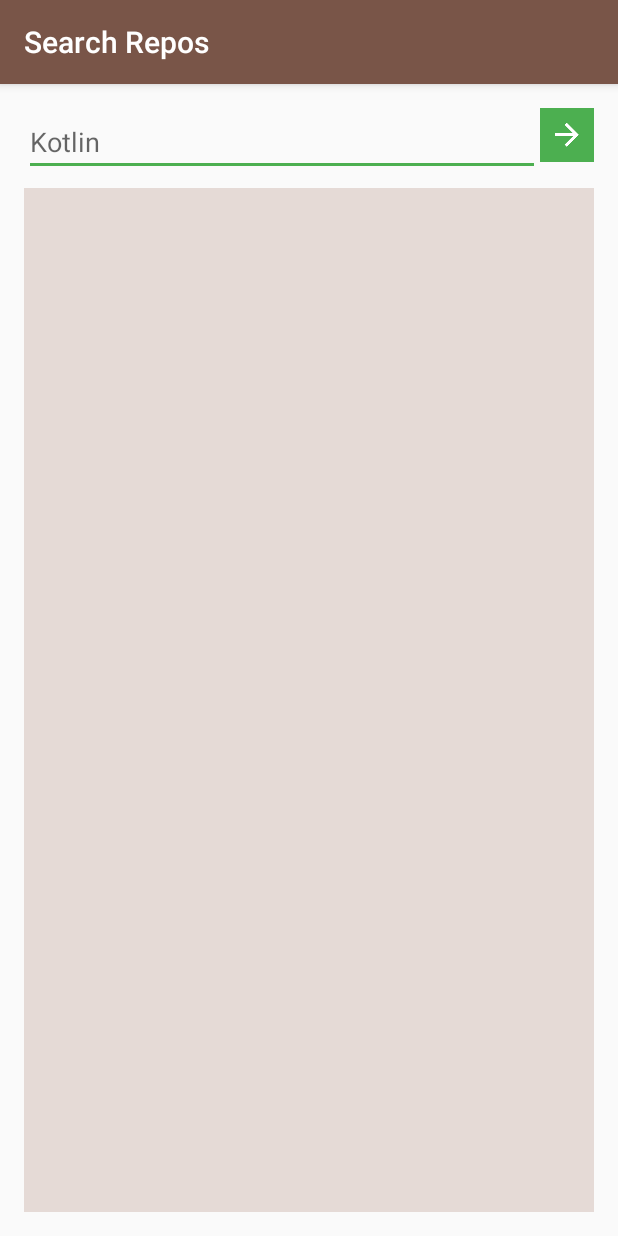
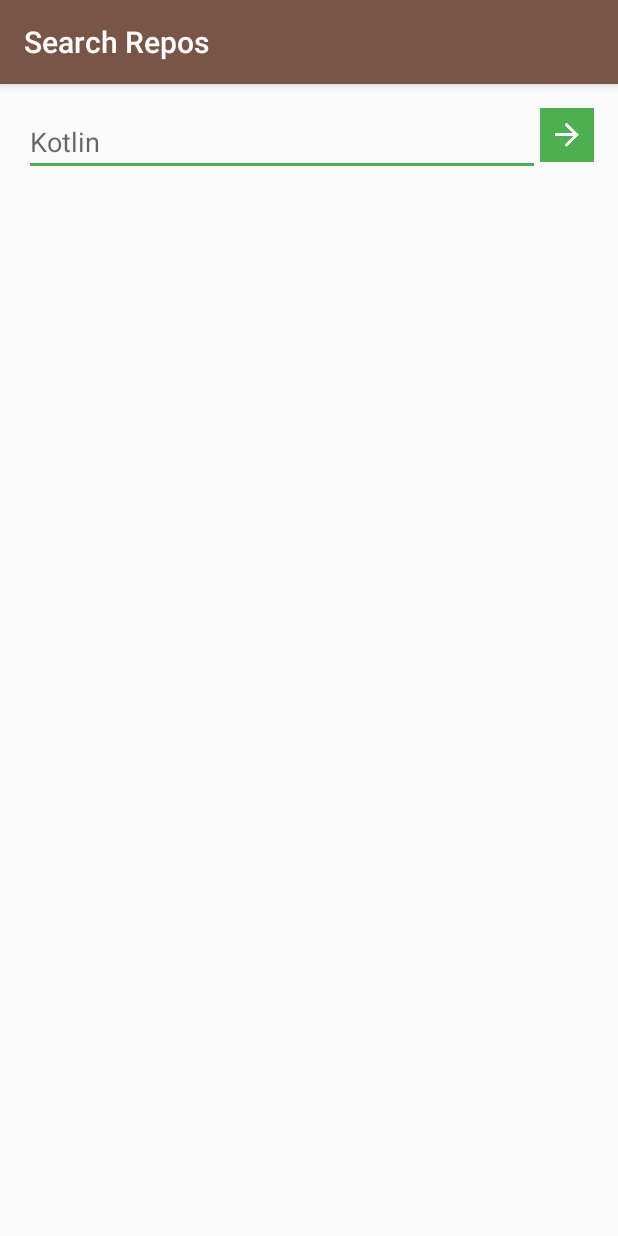
Before and after one commit to gshockv/kt-search-repos, an Android app: the screen it shows after launch (MainActivity), on a phone screen of 412 x 824 dp. Run offline under Robolectric (Android 15) with nearby library versions, the phone set to English and light mode, and no system bars; libraries missing offline, so code that uses them is left out: retrofit.client; 3 statements that could not run were skipped.

Commit message:
recyclerview, cardview and adapter skeleton

```diff
--- a/app/build.gradle
+++ b/app/build.gradle
@@ -29,7 +29,8 @@ dependencies {
     compile fileTree(dir: 'libs', include: ['*.jar'])
     compile "org.jetbrains.kotlin:kotlin-stdlib:$kotlin_version"
     compile 'com.squareup.retrofit:retrofit:1.9.0'
-    compile 'com.android.support:recyclerview-v7:21.0.0'
+    compile 'com.android.support:recyclerview-v7:21.0.3'
+    compile 'com.android.support:cardview-v7:21.0.3'
 }
 
 buildscript {
--- a/app/src/main/kotlin/com/gshockv/ktsrepos/MainActivity.kt
+++ b/app/src/main/kotlin/com/gshockv/ktsrepos/MainActivity.kt
@@ -18,11 +18,18 @@ import android.view.inputmethod.EditorInfo
 import android.os.IBinder
 import android.content.Context
 import android.view.inputmethod.InputMethodManager
+import com.gshockv.ktsrepos.model.Repo
+import android.view.View
+import android.view.ViewGroup
+import android.support.v7.widget.RecyclerView
 
 public class MainActivity : Activity() {
+    var editText: EditText by Delegates.notNull()
+    var recyclerRepos: RecyclerView by Delegates.notNull()
 
-    var textLog: TextView by Delegates.notNull()
-    var editText: EditText by Delegates.notNull()
+    var repositories: List<Repo> by Delegates.observable(arrayListOf<Repo>(), {meta, oldItems, newItems ->
+        // TODO: adapter.notifyDataSetChanged()
+    })
 
     override fun onCreate(savedInstanceState: Bundle?) {
         super<Activity>.onCreate(savedInstanceState)
@@ -31,7 +38,6 @@ public class MainActivity : Activity() {
     }
 
     private fun initUi() {
-        textLog = findViewById(R.id.txt_log) as TextView
         editText = findViewById(R.id.edit_repo) as EditText
         editText.setOnEditorActionListener { (textView, actionId, keyEvent) ->
             when (actionId) {
@@ -47,6 +53,9 @@ public class MainActivity : Activity() {
         btnSearch?.setOnClickListener {
             searchRepos()
         }
+
+        recyclerRepos = findViewById(R.id.rv_repos) as RecyclerView
+
     }
 
     private fun searchRepos() {
@@ -56,10 +65,7 @@ public class MainActivity : Activity() {
         val callback = object : Callback<ResponseEnvelope> {
             override fun success(t: ResponseEnvelope?, response: Response?) {
                 if (t == null) return
-                writeLogMessage("Found: ${t?.items?.size()} repositories\n")
-                for ((name) in t.items) {
-                    writeLogMessage("$name")
-                }
+
             }
 
             override fun failure(error: RetrofitError?) {
@@ -68,8 +74,26 @@ public class MainActivity : Activity() {
         GithubApiService.searchRepos(query, callback)
     }
 
-    private fun writeLogMessage(msg: String) {
-        textLog.setText(textLog.value() + "\n" + msg)
+    /**
+     * repositories list adapter
+     */
+    inner class ReposAdapter: RecyclerView.Adapter<ReposAdapter.RepoViewHolder>() {
+        override fun onCreateViewHolder(p0: ViewGroup?, p1: Int): RepoViewHolder? {
+            throw UnsupportedOperationException()
+        }
+
+        override fun onBindViewHolder(p0: RepoViewHolder?, p1: Int) {
+            throw UnsupportedOperationException()
+        }
+
+        override fun getItemCount() = repositories.size()
+
+        /**
+         * repo viewholder
+         */
+        inner class RepoViewHolder(itemView: View): RecyclerView.ViewHolder(itemView) {
+
+        }
     }
 }
 
--- a/app/src/main/res/layout/activity_main.xml
+++ b/app/src/main/res/layout/activity_main.xml
@@ -2,10 +2,6 @@
     xmlns:tools="http://schemas.android.com/tools"
     android:layout_width="match_parent"
     android:layout_height="match_parent"
-    android:paddingBottom="@dimen/activity_vertical_margin"
-    android:paddingLeft="@dimen/activity_horizontal_margin"
-    android:paddingRight="@dimen/activity_horizontal_margin"
-    android:paddingTop="@dimen/activity_vertical_margin"
     android:orientation="vertical"
     tools:context=".MainActivity">
 
@@ -13,7 +9,11 @@
         android:layout_width="match_parent"
         android:layout_height="wrap_content"
         android:orientation="horizontal"
-        android:gravity="center_vertical">
+        android:gravity="center_vertical"
+        android:paddingBottom="@dimen/activity_vertical_margin"
+        android:paddingLeft="@dimen/activity_horizontal_margin"
+        android:paddingRight="@dimen/activity_horizontal_margin"
+        android:paddingTop="@dimen/activity_vertical_margin">
 
         <EditText
             android:id="@+id/edit_repo"
@@ -33,11 +33,9 @@
             android:src="@drawable/ic_start"/>
     </LinearLayout>
 
-    <TextView
-        android:id="@+id/txt_log"
+    <android.support.v7.widget.RecyclerView
+        android:id="@+id/rv_repos"
         android:layout_width="match_parent"
-        android:layout_height="match_parent"
-        android:layout_marginTop="8dp"
-        android:background="#ffe5dad6"/>
+        android:layout_height="match_parent"/>
 
 </LinearLayout>
```
Also changed, not shown: app/src/main/res/layout/list_item_repo.xml (added, +13 -0 lines).
